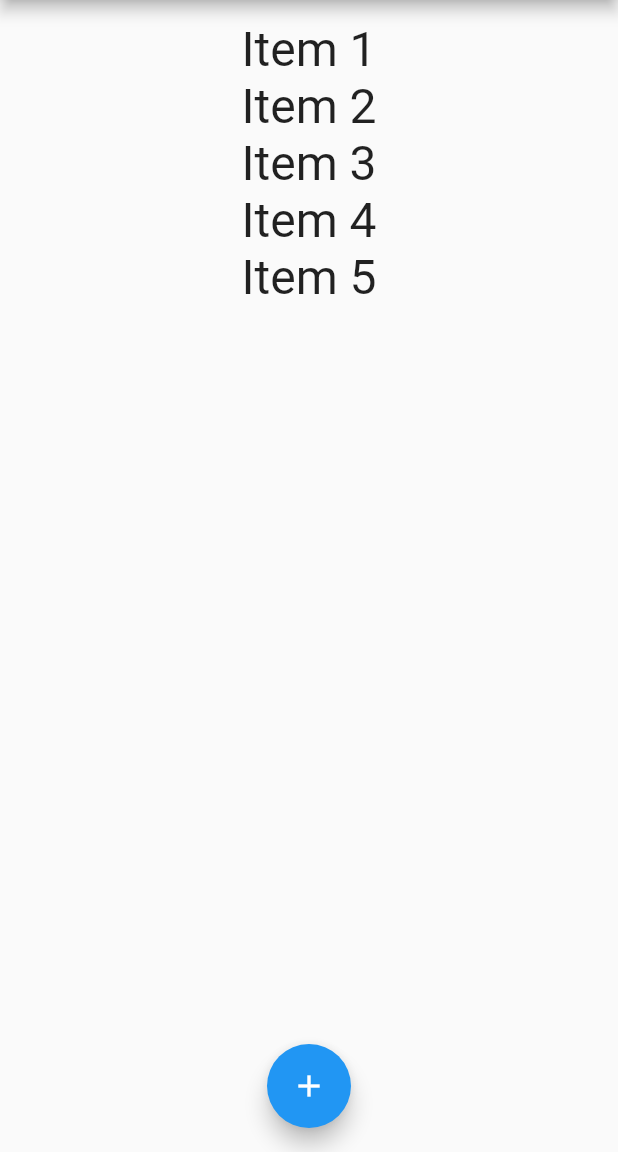
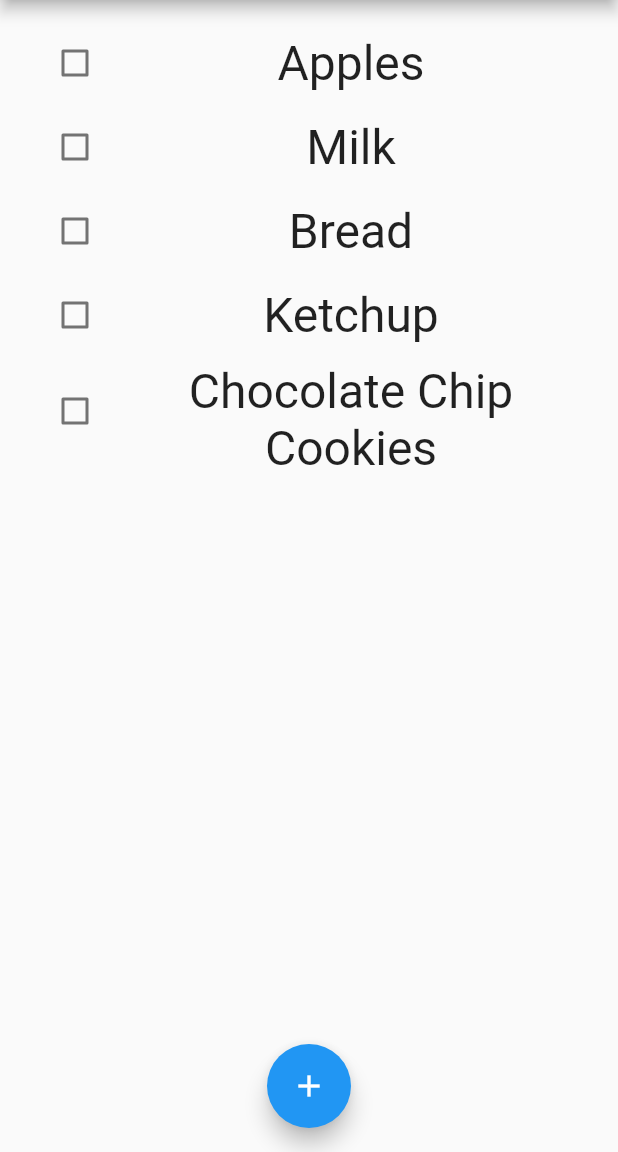
Before and after one commit to PontusWallin/FlutterShoppingList, a Flutter app: the screen it shows after launch, on a phone screen of 412 x 824 dp, the part 84-1236 px from its top. Run offline on Flutter 3.47's test engine with Material 2 defaults, Android fonts, the phone set to English and light mode, and no system bars.

Commit message:
The list implementation was changed. It's now a Checkbox List, built with a ListView builder. Check boxes represent the state of the shopping list item. If the checkbox is checked, the item has been collected. Widget tests for the Home and CheckBoxListTile widgets were created.

```diff
--- a/lib/widgets/Home.dart
+++ b/lib/widgets/Home.dart
@@ -14,11 +14,11 @@ class Home extends StatefulWidget {
 
 class _HomeState extends State<Home> {
   List<Item> shoppingItems = [
-    Item('Item 1', false),
-    Item('Item 2', false),
-    Item('Item 3', true),
-    Item('Item 4', true),
-    Item('Item 5', true),
+    Item('Apples', false),
+    Item('Milk', false),
+    Item('Bread', true),
+    Item('Ketchup', true),
+    Item('Chocolate Chip Cookies', true),
   ];
 
   String nameInput = '';
@@ -40,15 +40,18 @@ class _HomeState extends State<Home> {
             children: [
               Card(
                 elevation: 5,
-                child: Column(
-                    children: [
+                child: Column(children: [
                   TextField(
+                    key: Key("addItemInputField"),
                     decoration: InputDecoration(labelText: 'Item Name'),
                     onChanged: (value) {
                       nameInput = value;
                     },
                   ),
-                      IconButton(icon: Icon(Icons.add), onPressed: () => {
+                  IconButton(
+                      key: Key('addItemButton'),
+                      icon: Icon(Icons.add),
+                      onPressed: () => {
                             addNewItem(nameInput),
                             Navigator.pop(context),
                           }),
@@ -66,6 +69,7 @@ class _HomeState extends State<Home> {
     return Scaffold(
       appBar: AppBar(title: Text('Shopping List App'), actions: <Widget>[
         IconButton(
+          key: Key("addFromAppHeader"),
           icon: Icon(Icons.add),
           onPressed: () => _startAddNewItem(context),
         )
@@ -76,6 +80,7 @@ class _HomeState extends State<Home> {
       ),
       floatingActionButtonLocation: FloatingActionButtonLocation.centerFloat,
       floatingActionButton: FloatingActionButton(
+        key: Key("addItemFOB"),
         child: Icon(Icons.add),
         onPressed: () => _startAddNewItem(context),
       ),
--- a/lib/widgets/ItemList.dart
+++ b/lib/widgets/ItemList.dart
@@ -1,5 +1,6 @@
 import 'package:flutter/material.dart';
 import 'package:flutter_shopping_list/model/Item.dart';
+import 'package:flutter_shopping_list/widgets/ItemTile.dart';
 
 class ItemList extends StatelessWidget {
   const ItemList({
@@ -11,14 +12,11 @@ class ItemList extends StatelessWidget {
 
   @override
   Widget build(BuildContext context) {
-    return ListView(
-      children: shoppingItems.map((item) {
-        return Text(
-          item.name,
-          style: TextStyle(fontSize: 32),
-          textAlign: TextAlign.center,
-        );
-      }).toList(),
+    return ListView.builder(
+      itemCount: shoppingItems.length,
+        itemBuilder: (context, index) {
+          return ItemTile(shoppingItems[index]);
+        }
     );
   }
 }
--- /dev/null
+++ b/lib/widgets/ItemTile.dart
@@ -0,0 +1,33 @@
+import 'package:flutter/cupertino.dart';
+import 'package:flutter/material.dart';
+import 'package:flutter_shopping_list/model/Item.dart';
+
+class ItemTile extends StatefulWidget {
+  final Item item;
+  ItemTile(this.item);
+
+  @override
+  _ItemTileState createState() => _ItemTileState();
+}
+
+class _ItemTileState extends State<ItemTile> {
+  bool _isChecked = false;
+
+  void toggleCheckBox(bool isChecked) {
+    setState(() {_isChecked = isChecked;});
+  }
+
+  @override
+  Widget build(BuildContext context) {
+    return CheckboxListTile(
+      title: Text(
+        widget.item.name,
+        style: TextStyle(fontSize: 32),
+        textAlign: TextAlign.center,
+      ),
+      controlAffinity: ListTileControlAffinity.leading,
+      value: _isChecked,
+      onChanged: (isChecked) => {toggleCheckBox(isChecked!)},
+    );
+  }
+}
```
Also changed, not shown: 3 other files. Lines whose indentation alone changed are shown as unchanged.
